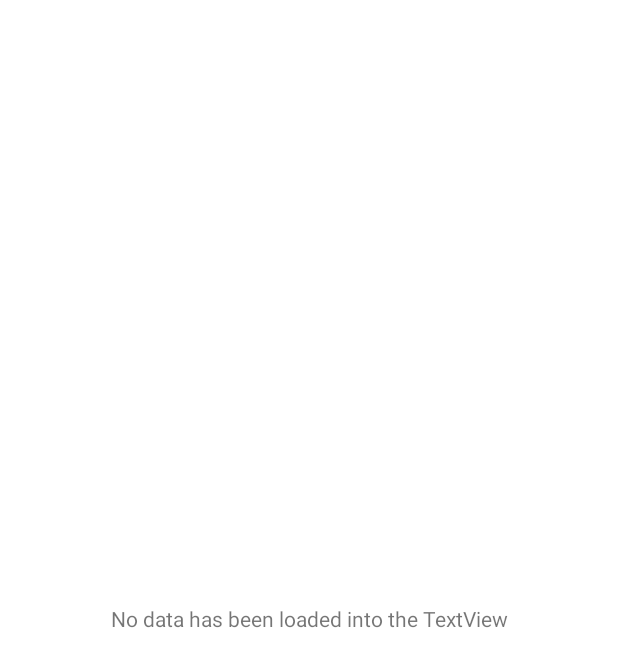
After one commit to gferiancek/Location-Reminder-Koin, an Android app: the layout fragment_neo_list.xml on its own in the app's theme, with its tools: preview values and no code run, on a phone screen of 412 x 824 dp. The commit adds this screen. Shown: the top 667 px of the screen. Run offline under Robolectric (Android 15) with nearby library versions, the phone set to English and light mode, and no system bars.

Commit message:
feat: Basic setup for later tasks
Add nav_graph.xml, basic Activity/Fragment/ViewModel structure for NeoListFragment.kt and NeoDetailFragment.kt, and viewBinding.

```diff
--- /dev/null
+++ b/app/src/main/java/com/example/neoradar/viewmodel/NeoDetailViewModel.kt
@@ -0,0 +1,6 @@
+package com.example.neoradar.viewmodel
+
+import androidx.lifecycle.ViewModel
+
+class NeoDetailViewModel: ViewModel() {
+}
--- /dev/null
+++ b/app/src/main/res/layout/fragment_neo_list.xml
@@ -0,0 +1,25 @@
+<?xml version="1.0" encoding="utf-8"?>
+<layout xmlns:android="http://schemas.android.com/apk/res/android"
+    xmlns:app="http://schemas.android.com/apk/res-auto"
+    xmlns:tools="http://schemas.android.com/tools">
+
+    <data>
+
+    </data>
+
+    <androidx.constraintlayout.widget.ConstraintLayout
+        android:layout_width="match_parent"
+        android:layout_height="match_parent"
+        tools:context=".ui.NeoListFragment">
+
+        <TextView
+            android:layout_width="wrap_content"
+            android:layout_height="wrap_content"
+            android:text="@string/data_unchaged"
+            app:layout_constraintBottom_toBottomOf="parent"
+            app:layout_constraintEnd_toEndOf="parent"
+            app:layout_constraintStart_toStartOf="parent"
+            app:layout_constraintTop_toTopOf="parent" />
+
+    </androidx.constraintlayout.widget.ConstraintLayout>
+</layout>
--- a/app/src/main/res/values/strings.xml
+++ b/app/src/main/res/values/strings.xml
@@ -1,3 +1,4 @@
 <resources>
     <string name="app_name">NeoRadar</string>
+    <string name="data_unchaged">No data has been loaded into the TextView</string>
 </resources>
```
Also changed, not shown: app/build.gradle (+6 -3 lines), app/src/main/java/com/example/neoradar/ui/NeoDetailFragment.kt (added, +19 -0 lines), app/src/main/java/com/example/neoradar/ui/NeoListFragment.kt (added, +27 -0 lines), app/src/main/java/com/example/neoradar/viewmodel/NeoListViewModel.kt (added, +7 -0 lines), app/src/main/res/layout/activity_main.xml (+5 -14 lines), app/src/main/res/layout/fragment_neo_detail.xml (added, +14 -0 lines), app/src/main/res/navigation/nav_graph.xml (added, +22 -0 lines).
